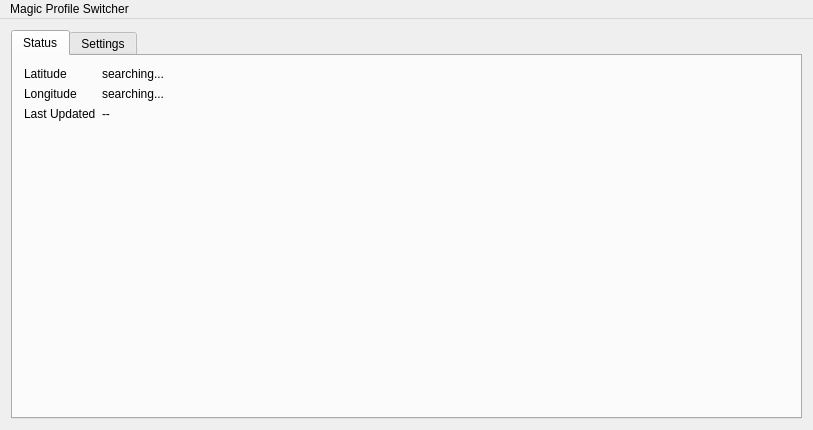
This is mainwindow.ui in CreamyG31337/proximus as Qt 5 draws it before an edit. The edited form follows.
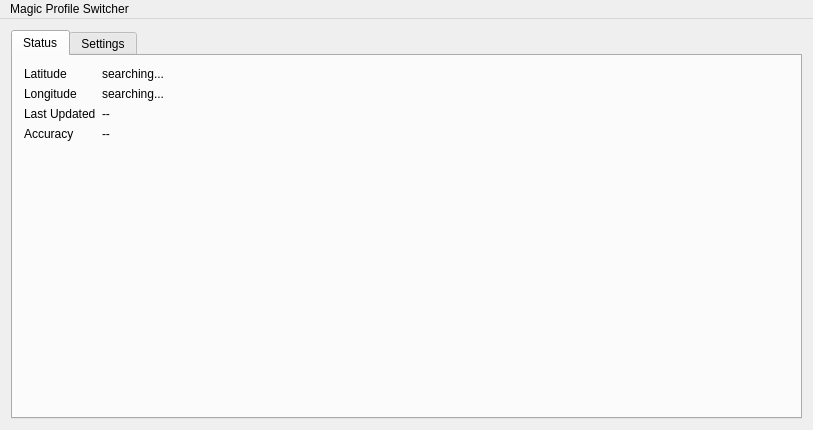
This is the edited form.

```diff
--- a/mainwindow.ui
+++ b/mainwindow.ui
@@ -81,6 +81,20 @@
             </property>
            </widget>
           </item>
+          <item row="3" column="0">
+           <widget class="QLabel" name="lblDescrAccuracy">
+            <property name="text">
+             <string>Accuracy</string>
+            </property>
+           </widget>
+          </item>
+          <item row="3" column="1">
+           <widget class="QLabel" name="lblAccuracy">
+            <property name="text">
+             <string>--</string>
+            </property>
+           </widget>
+          </item>
          </layout>
         </item>
        </layout>
```
